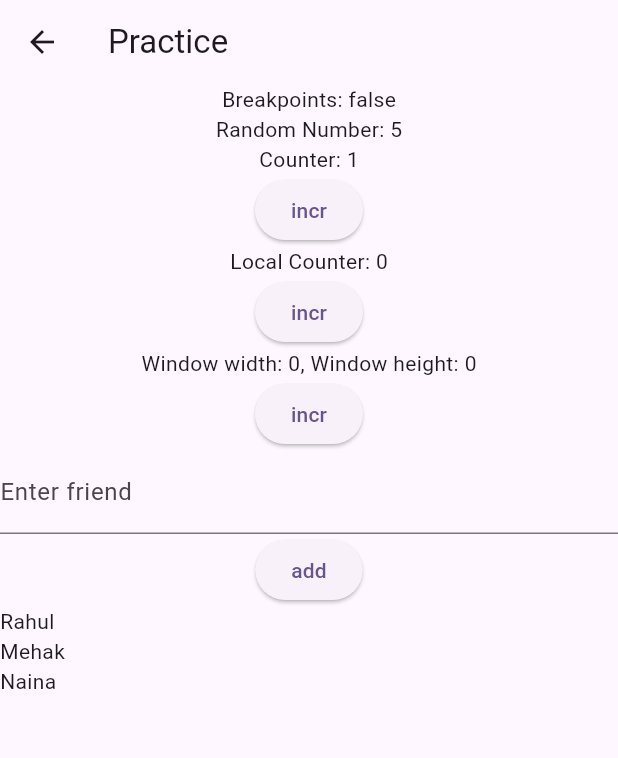
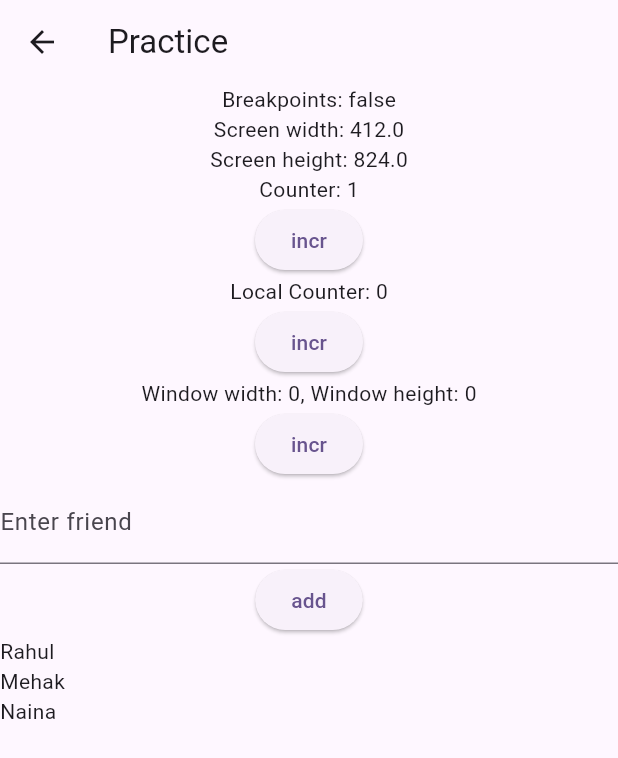
Before and after one commit to rgsk/skartner-app, a Flutter app: the PracticePage screen opened by its route, after a tap on "incr", on a phone screen of 412 x 824 dp. Shown: the top 758 px of the screen. Run offline on Flutter 3.47's test engine with Material 2 defaults, Android fonts, the phone set to English and light mode, and no system bars; our stand-ins replace flutter_hooks, flutter_riverpod, graphql, graphql_flutter, hooks_riverpod, routemaster; missing offline and left inert: gql.

Commit message:
better custom hooks

```diff
--- /dev/null
+++ b/lib/hooks/use_screen_size.dart
@@ -0,0 +1,25 @@
+import 'package:flutter/material.dart';
+import 'package:flutter_hooks/flutter_hooks.dart';
+
+class ScreenSize {
+  final double width;
+  final double height;
+
+  ScreenSize({
+    required this.width,
+    required this.height,
+  });
+}
+
+ScreenSize useScreenSize(BuildContext context) {
+  final size = MediaQuery.sizeOf(context);
+
+  final screenSize = useMemoized(() {
+    return ScreenSize(
+      width: size.width,
+      height: size.height,
+    );
+  }, [size.width, size.height]);
+
+  return screenSize;
+}
--- a/lib/hooks/use_screen_width_gte.dart
+++ b/lib/hooks/use_screen_width_gte.dart
@@ -1,6 +1,7 @@
 import 'package:flutter/material.dart';
 import 'package:flutter_hooks/flutter_hooks.dart';
 import 'package:skartner_app/constants/breakpoints.dart';
+import 'package:skartner_app/hooks/use_screen_size.dart';
 
 class ScreenWidthGte {
   final bool xs;
@@ -20,37 +21,19 @@ class ScreenWidthGte {
   });
 }
 
-class _ScreenWidthGteHook extends Hook<ScreenWidthGte> {
-  const _ScreenWidthGteHook();
-  @override
-  __ScreenWidthGteHookState createState() => __ScreenWidthGteHookState();
+ScreenWidthGte useScreenWidthGte(BuildContext context) {
+  final screenSize = useScreenSize(context);
+  final width = screenSize.width;
+  final screenWidthGte = useMemoized(() {
+    return ScreenWidthGte(
+      xs: width >= Breakpoints.xs,
+      sm: width >= Breakpoints.sm,
+      md: width >= Breakpoints.md,
+      lg: width >= Breakpoints.lg,
+      xl: width >= Breakpoints.xl,
+      dxl: width >= Breakpoints.dxl,
+    );
+  }, [width]);
+
+  return screenWidthGte;
 }
-
-class __ScreenWidthGteHookState
-    extends HookState<ScreenWidthGte, _ScreenWidthGteHook> {
-  @override
-  ScreenWidthGte build(BuildContext context) {
-    final size = MediaQuery.sizeOf(context);
-    final width = size.width;
-
-    final xs = width >= Breakpoints.xs;
-    final sm = width >= Breakpoints.sm;
-    final md = width >= Breakpoints.md;
-    final lg = width >= Breakpoints.lg;
-    final xl = width >= Breakpoints.xl;
-    final dxl = width >= Breakpoints.dxl;
-
-    return ScreenWidthGte(
-      xs: xs,
-      sm: sm,
-      md: md,
-      lg: lg,
-      xl: xl,
-      dxl: dxl,
-    );
-  }
-}
-
-ScreenWidthGte useScreenWidthGte(BuildContext context) {
-  return use(const _ScreenWidthGteHook());
-}
--- a/lib/widgets/practice/practice_page.dart
+++ b/lib/widgets/practice/practice_page.dart
@@ -1,7 +1,7 @@
 import 'package:flutter/material.dart';
 import 'package:flutter_hooks/flutter_hooks.dart';
 import 'package:hooks_riverpod/hooks_riverpod.dart';
-import 'package:skartner_app/hooks/use_random_number.dart';
+import 'package:skartner_app/hooks/use_screen_size.dart';
 import 'package:skartner_app/hooks/use_screen_width_gte.dart';
 import 'package:skartner_app/providers/counter_provider.dart';
 import 'package:skartner_app/providers/friends_list_provider.dart';
@@ -17,15 +17,18 @@ class PracticePage extends HookConsumerWidget {
     final friendsList = ref.watch(friendsListProvider);
     final localCounter = useState(0);
     final windowSize = ref.watch(windowSizeProvider);
-    final randNumber = useRandomNumber(context);
     final screenWidthGte = useScreenWidthGte(context);
+    final screenSize = useScreenSize(context);
+    // final randNumber = useRandomNumber(context);
     return Scaffold(
       appBar: AppBar(title: Text('Practice')),
       body: Container(
         child: Column(
           children: [
             Text('Breakpoints: ${screenWidthGte.md}'),
-            Text('Random Number: ${randNumber}'),
+            Text('Screen width: ${screenSize.width}'),
+            Text('Screen height: ${screenSize.height}'),
+            // Text('Random Number: ${randNumber}'),
             Text('Counter: $counter'),
             ElevatedButton(
               onPressed: () {
```
